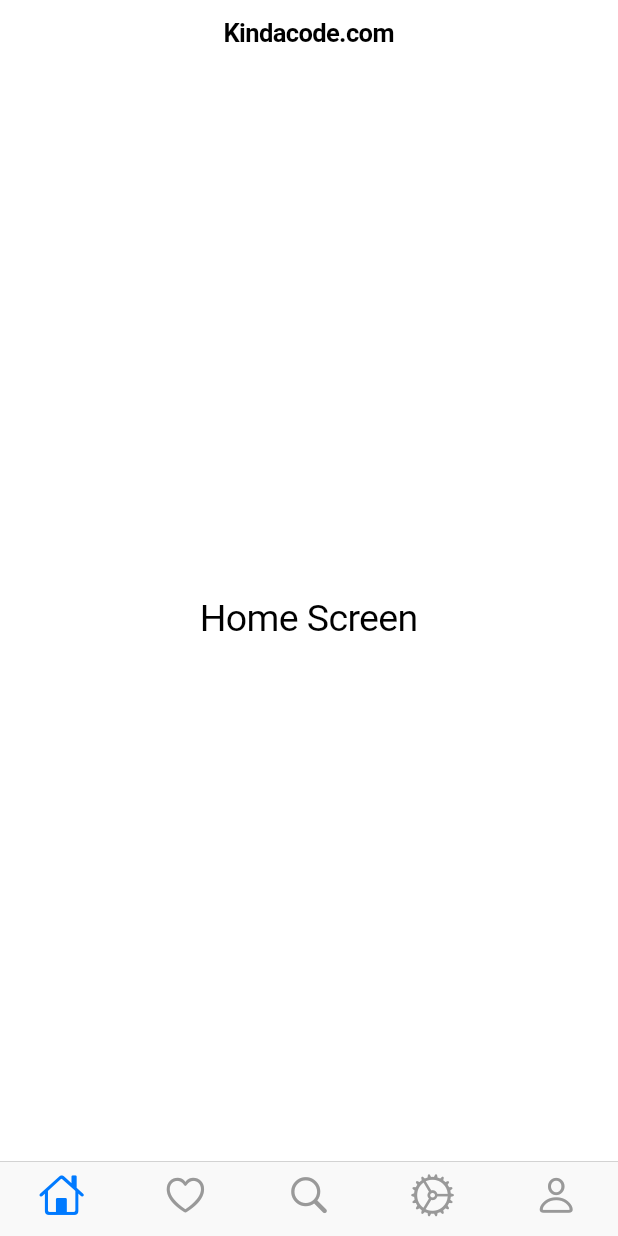
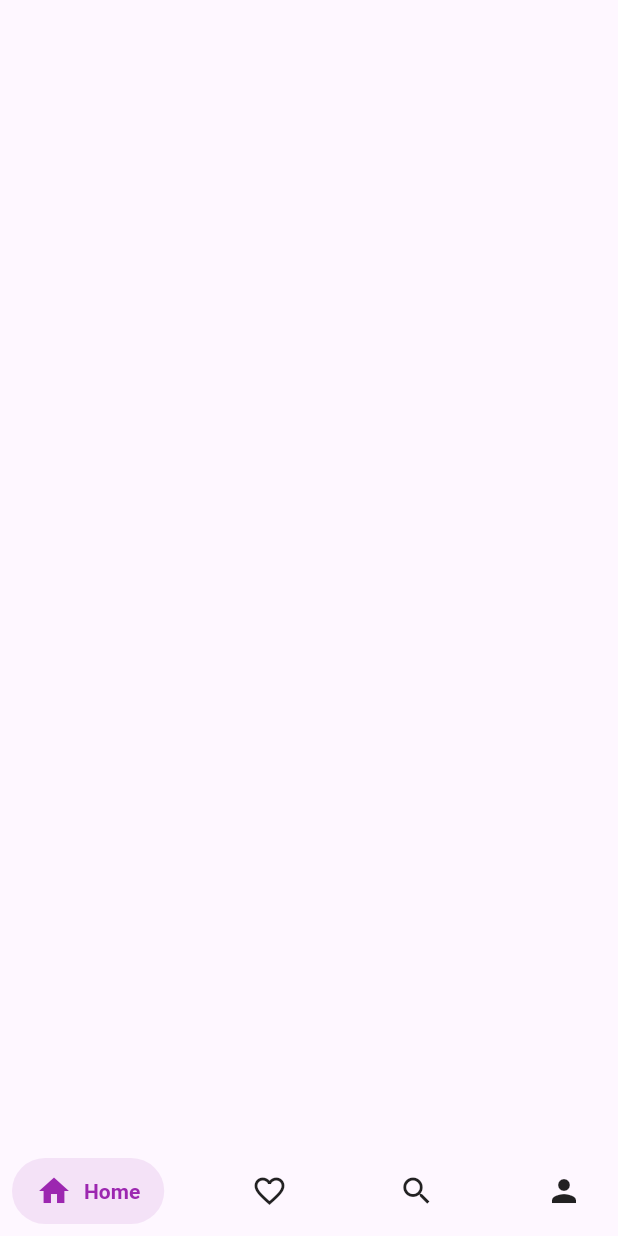
Before and after one commit to Drashtipatel296/adv_flutter_ch2, a Flutter app: the screen it shows after launch, on a phone screen of 412 x 824 dp. Run offline on Flutter 3.47's test engine with Material 3 defaults, Android fonts, the phone set to English and light mode, and no system bars; drawn by our look-alikes of salomon_bottom_bar.

Commit message:
13-05-24

```diff
--- a/lib/main.dart
+++ b/lib/main.dart
@@ -1,10 +1,11 @@
 import 'package:adv_flutter_ch2/screens/Cupertino%20Widgets/provider/platform_provider.dart';
 import 'package:adv_flutter_ch2/screens/CupertinoTabBar,%20CupertinoSlider%20&%20CupertinoSlidingSegmentedControl/provider/segment_provider.dart';
 import 'package:adv_flutter_ch2/screens/CupertinoTabBar,%20CupertinoSlider%20&%20CupertinoSlidingSegmentedControl/provider/slider_provider.dart';
-import 'package:adv_flutter_ch2/screens/CupertinoTabBar,%20CupertinoSlider%20&%20CupertinoSlidingSegmentedControl/view/cupertino_button.dart';
-import 'package:adv_flutter_ch2/screens/CupertinoTabBar,%20CupertinoSlider%20&%20CupertinoSlidingSegmentedControl/view/slider_screen.dart';
 import 'package:adv_flutter_ch2/screens/Date%20Picker,%20Time%20Picker,%20Dialog%20Box%20using%20Material%20&%20Cupertino/Android/provider/dialog_provider.dart';
-import 'package:flutter/cupertino.dart';
+import 'package:adv_flutter_ch2/screens/Page%20View%20&%20BottomNavigationBar/provider/bottom_provider.dart';
+import 'package:adv_flutter_ch2/screens/Page%20View%20&%20BottomNavigationBar/view/bottom_navigationbar.dart';
+import 'package:adv_flutter_ch2/screens/Page%20View%20&%20BottomNavigationBar/view/home_screen.dart';
+import 'package:flutter/material.dart';
 import 'package:provider/provider.dart';
 
 void main() {
@@ -23,10 +24,30 @@ void main() {
         ChangeNotifierProvider(
           create: (context) => SliderProvider(),
         ),
+        ChangeNotifierProvider(
+          create: (context) => BottomProvider(),
+        ),
       ],
       child: const MyApp(),
     ),
   );
+}
+
+class MyApp extends StatelessWidget {
+  const MyApp({super.key});
+
+  @override
+  Widget build(BuildContext context) {
+    return MaterialApp(
+      debugShowCheckedModeBanner: false,
+      theme: ThemeData.light().copyWith(
+        datePickerTheme: DatePickerThemeData(
+          backgroundColor: Colors.blue.shade50,
+        ),
+      ),
+      home: const BottomNavigationScreen(),
+    );
+  }
 }
 
 // class MyApp extends StatelessWidget {
@@ -34,27 +55,9 @@ void main() {
 //
 //   @override
 //   Widget build(BuildContext context) {
-//
-//     return MaterialApp(
+//     return const CupertinoApp(
 //       debugShowCheckedModeBanner: false,
-//       theme: ThemeData.light().copyWith(
-//         datePickerTheme: DatePickerThemeData(
-//           backgroundColor: Colors.blue.shade50,
-//         ),
-//       ),
-//       home: const AdaptiveScreen(),
+//       home: TabScreen(),
 //     );
 //   }
 // }
-
-class MyApp extends StatelessWidget {
-  const MyApp({super.key});
-
-  @override
-  Widget build(BuildContext context) {
-    return const CupertinoApp(
-      debugShowCheckedModeBanner: false,
-      home: TabScreen(),
-    );
-  }
-}
--- /dev/null
+++ b/lib/screens/Page View & BottomNavigationBar/provider/bottom_provider.dart
@@ -0,0 +1,10 @@
+import 'package:flutter/material.dart';
+
+class BottomProvider extends ChangeNotifier{
+  int bottomIndex = 0;
+
+  void changeBottomIndex(int value){
+    bottomIndex = value;
+    notifyListeners();
+  }
+}
--- /dev/null
+++ b/lib/screens/Page View & BottomNavigationBar/view/bottom_navigationbar.dart
@@ -0,0 +1,49 @@
+import 'package:adv_flutter_ch2/screens/Page%20View%20&%20BottomNavigationBar/provider/bottom_provider.dart';
+import 'package:flutter/material.dart';
+import 'package:provider/provider.dart';
+import 'package:salomon_bottom_bar/salomon_bottom_bar.dart';
+
+class BottomNavigationScreen extends StatelessWidget {
+  const BottomNavigationScreen({super.key});
+
+  @override
+  Widget build(BuildContext context) {
+    return Scaffold(
+      bottomNavigationBar: SalomonBottomBar(
+        currentIndex: Provider.of<BottomProvider>(context).bottomIndex,
+        onTap: (value) {
+          Provider.of<BottomProvider>(context,listen: false).changeBottomIndex(value);
+        },
+        items: [
+          /// Home
+          SalomonBottomBarItem(
+            icon: Icon(Icons.home),
+            title: Text("Home"),
+            selectedColor: Colors.purple,
+          ),
+
+          /// Likes
+          SalomonBottomBarItem(
+            icon: Icon(Icons.favorite_border),
+            title: Text("Likes"),
+            selectedColor: Colors.pink,
+          ),
+
+          /// Search
+          SalomonBottomBarItem(
+            icon: Icon(Icons.search),
+            title: Text("Search"),
+            selectedColor: Colors.orange,
+          ),
+
+          /// Profile
+          SalomonBottomBarItem(
+            icon: Icon(Icons.person),
+            title: Text("Profile"),
+            selectedColor: Colors.teal,
+          ),
+        ],
+      ),
+    );
+  }
+}
--- a/pubspec.yaml
+++ b/pubspec.yaml
@@ -36,6 +36,7 @@ dependencies:
   # Use with the CupertinoIcons class for iOS style icons.
   cupertino_icons: ^1.0.6
   provider: any
+  salomon_bottom_bar: ^3.3.2
 
 dev_dependencies:
   flutter_test:
```
Also changed, not shown: lib/screens/Page View & BottomNavigationBar/model/icon_list.dart (added, +9 -0 lines), lib/screens/Page View & BottomNavigationBar/view/components/skip_text.dart (added, +27 -0 lines), lib/screens/Page View & BottomNavigationBar/view/home_screen.dart (added, +21 -0 lines), lib/screens/Page View & BottomNavigationBar/view/intro_screen1.dart (added, +51 -0 lines), lib/screens/Page View & BottomNavigationBar/view/intro_screen2.dart (added, +52 -0 lines), lib/screens/Page View & BottomNavigationBar/view/intro_screen3.dart (added, +69 -0 lines), assets/img/intro1.png (added), assets/img/intro2.png (added), assets/img/intro3.png (added), pubspec.lock.
